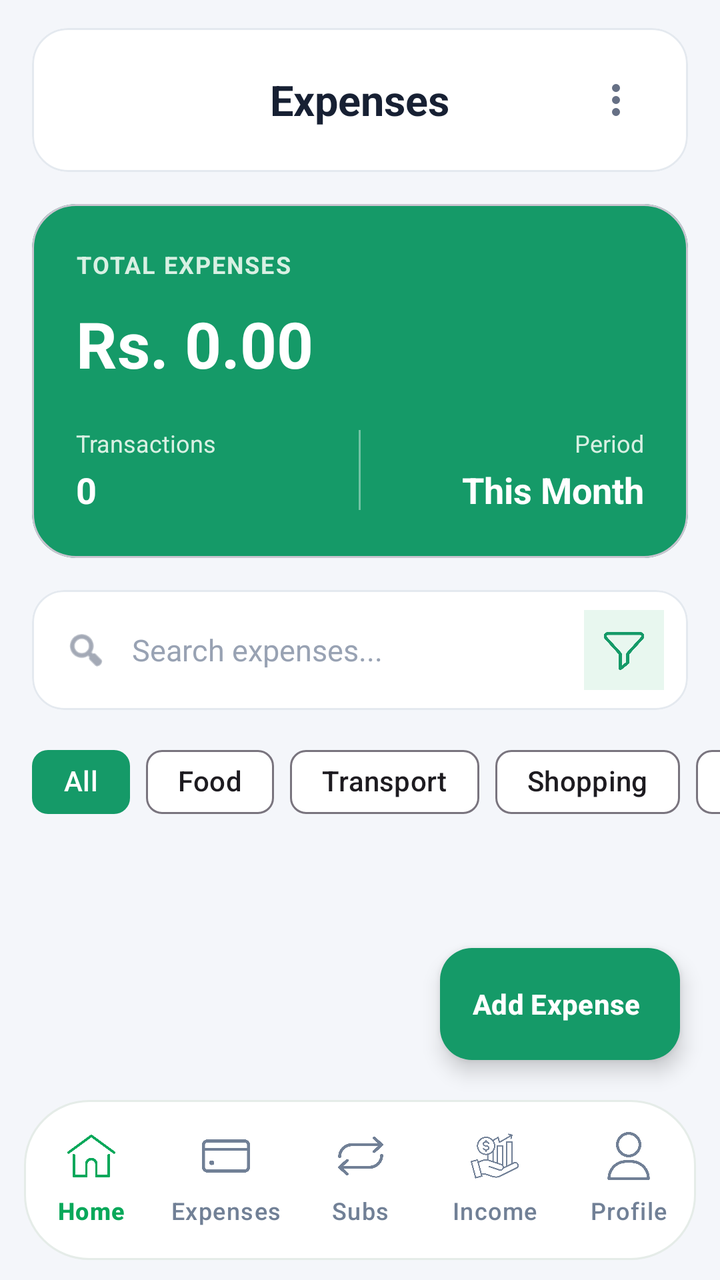
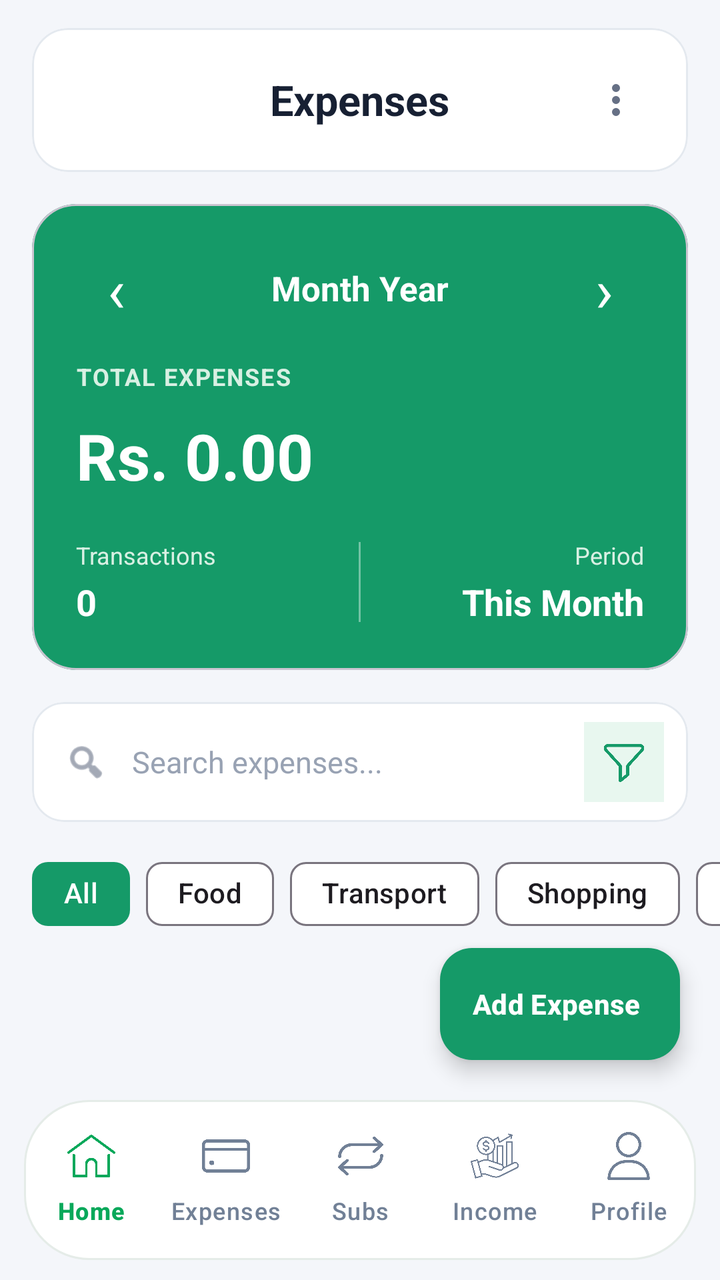

Two renders of the same Android screen: before a commit and after it. Below are the layout's source before the change and the commit's diff.
<!-- AndroidManifest.xml: application theme Theme.AIExpenseManagementApplication -->
<!-- res/layout/activity_expense_list.xml -->
<?xml version="1.0" encoding="utf-8"?>
<androidx.constraintlayout.widget.ConstraintLayout
    xmlns:android="http://schemas.android.com/apk/res/android"
    xmlns:app="http://schemas.android.com/apk/res-auto"
    xmlns:tools="http://schemas.android.com/tools"
    android:layout_width="match_parent"
    android:layout_height="match_parent"
    android:background="#F4F6FA"
    tools:context=".ui.expense.ExpenseListActivity">

    <com.google.android.material.card.MaterialCardView
        android:id="@+id/topBar"
        android:layout_width="0dp"
        android:layout_height="72dp"
        android:layout_marginStart="16dp"
        android:layout_marginTop="14dp"
        android:layout_marginEnd="16dp"
        app:cardBackgroundColor="#FFFFFF"
        app:cardCornerRadius="18dp"
        app:cardElevation="0dp"
        app:strokeColor="#E4E9EF"
        app:strokeWidth="1dp"
        app:layout_constraintTop_toTopOf="parent"
        app:layout_constraintStart_toStartOf="parent"
        app:layout_constraintEnd_toEndOf="parent">

        <RelativeLayout
            android:layout_width="match_parent"
            android:layout_height="match_parent"
            android:paddingStart="16dp"
            android:paddingEnd="16dp">

            <TextView
                android:id="@+id/tvTitle"
                android:layout_width="wrap_content"
                android:layout_height="wrap_content"
                android:layout_centerInParent="true"
                android:text="Expenses"
                android:textColor="#172033"
                android:textSize="21sp"
                android:textStyle="bold" />

            <ImageButton
                android:id="@+id/btnMore"
                android:layout_width="40dp"
                android:layout_height="40dp"
                android:layout_alignParentEnd="true"
                android:layout_centerVertical="true"
                android:background="@android:color/transparent"
                android:contentDescription="Menu"
                android:src="@drawable/ic_more_vert"
                android:tint="#667085" />
        </RelativeLayout>
    </com.google.android.material.card.MaterialCardView>

    <com.google.android.material.card.MaterialCardView
        android:id="@+id/cardSummary"
        android:layout_width="0dp"
        android:layout_height="wrap_content"
        android:layout_marginStart="16dp"
        android:layout_marginTop="16dp"
        android:layout_marginEnd="16dp"
        app:cardBackgroundColor="#159A68"
        app:cardCornerRadius="22dp"
        app:cardElevation="0dp"
        app:layout_constraintTop_toBottomOf="@id/topBar"
        app:layout_constraintStart_toStartOf="parent"
        app:layout_constraintEnd_toEndOf="parent">

        <LinearLayout
            android:layout_width="match_parent"
            android:layout_height="wrap_content"
            android:orientation="vertical"
            android:padding="22dp">

            <TextView
                android:layout_width="wrap_content"
                android:layout_height="wrap_content"
                android:text="TOTAL EXPENSES"
                android:textColor="#D8F0E3"
                android:textSize="12sp"
                android:textStyle="bold"
                android:letterSpacing="0.06" />

            <TextView
                android:id="@+id/tvTotalExpense"
                android:layout_width="wrap_content"
                android:layout_height="wrap_content"
                android:layout_marginTop="10dp"
                android:text="Rs. 0.00"
                android:textColor="#FFFFFF"
                android:textSize="32sp"
                android:textStyle="bold" />

            <LinearLayout
                android:layout_width="match_parent"
                android:layout_height="wrap_content"
                android:layout_marginTop="20dp"
                android:gravity="center_vertical"
                android:orientation="horizontal">

                <LinearLayout
                    android:layout_width="0dp"
                    android:layout_height="wrap_content"
                    android:layout_weight="1"
                    android:orientation="vertical">

                    <TextView
                        android:layout_width="wrap_content"
                        android:layout_height="wrap_content"
                        android:text="Transactions"
                        android:textColor="#D8F0E3"
                        android:textSize="12sp" />

                    <TextView
                        android:id="@+id/tvExpenseCount"
                        android:layout_width="wrap_content"
                        android:layout_height="wrap_content"
                        android:layout_marginTop="3dp"
                        android:text="0"
                        android:textColor="#FFFFFF"
                        android:textSize="18sp"
                        android:textStyle="bold" />
                </LinearLayout>

                <View
                    android:layout_width="1dp"
                    android:layout_height="40dp"
                    android:background="#66FFFFFF" />

                <LinearLayout
                    android:layout_width="0dp"
                    android:layout_height="wrap_content"
                    android:layout_weight="1"
                    android:gravity="end"
                    android:orientation="vertical">

                    <TextView
                        android:layout_width="wrap_content"
                        android:layout_height="wrap_content"
                        android:text="Period"
                        android:textColor="#D8F0E3"
                        android:textSize="12sp" />

                    <TextView
                        android:id="@+id/tvPeriod"
                        android:layout_width="wrap_content"
                        android:layout_height="wrap_content"
                        android:layout_marginTop="3dp"
                        android:text="This Month"
                        android:textColor="#FFFFFF"
                        android:textSize="18sp"
                        android:textStyle="bold" />
                </LinearLayout>
            </LinearLayout>
        </LinearLayout>
    </com.google.android.material.card.MaterialCardView>

    <com.google.android.material.card.MaterialCardView
        android:id="@+id/searchCard"
        android:layout_width="0dp"
        android:layout_height="60dp"
        android:layout_marginStart="16dp"
        android:layout_marginTop="16dp"
        android:layout_marginEnd="16dp"
        app:cardBackgroundColor="#FFFFFF"
        app:cardCornerRadius="16dp"
        app:cardElevation="0dp"
        app:strokeColor="#E4E9EF"
        app:strokeWidth="1dp"
        app:layout_constraintTop_toBottomOf="@id/cardSummary"
        app:layout_constraintStart_toStartOf="parent"
        app:layout_constraintEnd_toEndOf="parent">

        <LinearLayout
            android:layout_width="match_parent"
            android:layout_height="match_parent"
            android:gravity="center_vertical"
            android:orientation="horizontal"
            android:paddingStart="16dp"
            android:paddingEnd="12dp">

            <ImageView
                android:layout_width="22dp"
                android:layout_height="22dp"
                android:contentDescription="Search"
                android:src="@android:drawable/ic_menu_search"
                app:tint="#667085" />

            <EditText
                android:id="@+id/etSearch"
                android:layout_width="0dp"
                android:layout_height="wrap_content"
                android:layout_weight="1"
                android:layout_marginStart="12dp"
                android:background="@android:color/transparent"
                android:hint="Search expenses..."
                android:imeOptions="actionSearch"
                android:inputType="text"
                android:maxLines="1"
                android:padding="0dp"
                android:textColor="#172033"
                android:textColorHint="#98A2B3"
                android:textSize="15sp" />

            <ImageButton
                android:id="@+id/btnFilter"
                android:layout_width="40dp"
                android:layout_height="40dp"
                android:layout_marginStart="8dp"
                android:background="#E8F7EF"
                android:contentDescription="Filter"
                android:visibility="visible"
                android:padding="8dp"
                android:scaleType="fitCenter"
                android:src="@drawable/filter"
                android:tint="#159A68" />
        </LinearLayout>
    </com.google.android.material.card.MaterialCardView>

    <HorizontalScrollView
        android:id="@+id/filterScroll"
        android:layout_width="0dp"
        android:layout_height="wrap_content"
        android:layout_marginTop="12dp"
        android:scrollbars="none"
        app:layout_constraintTop_toBottomOf="@id/searchCard"
        app:layout_constraintStart_toStartOf="parent"
        app:layout_constraintEnd_toEndOf="parent">

        <com.google.android.material.chip.ChipGroup
            android:id="@+id/chipGroupFilters"
            android:layout_width="wrap_content"
            android:layout_height="wrap_content"
            android:paddingStart="16dp"
            android:paddingEnd="16dp"
            app:singleSelection="true"
            app:chipSpacingHorizontal="8dp">

            <com.google.android.material.chip.Chip
                android:id="@+id/chipAll"
                style="@style/Widget.Material3.Chip.Assist"
                android:layout_width="wrap_content"
                android:layout_height="wrap_content"
                android:text="All"
                android:checked="true"
                android:checkable="true"
                app:chipBackgroundColor="#159A68"
                app:checkedIconVisible="false"
                android:textColor="#FFFFFF" />

            <com.google.android.material.chip.Chip
                android:id="@+id/chipFood"
                style="@style/Widget.Material3.Chip.Assist"
                android:layout_width="wrap_content"
                android:layout_height="wrap_content"
                android:text="Food"
                android:checkable="true"
                app:chipBackgroundColor="#FFFFFF"
                app:strokeColor="#E4E9EF"
                app:strokeWidth="1dp" />

            <com.google.android.material.chip.Chip
                android:id="@+id/chipTransport"
                style="@style/Widget.Material3.Chip.Assist"
                android:layout_width="wrap_content"
                android:layout_height="wrap_content"
                android:text="Transport"
                android:checkable="true"
                app:chipBackgroundColor="#FFFFFF"
                app:strokeColor="#E4E9EF"
                app:strokeWidth="1dp" />

            <com.google.android.material.chip.Chip
                android:id="@+id/chipShopping"
                style="@style/Widget.Material3.Chip.Assist"
                android:layout_width="wrap_content"
                android:layout_height="wrap_content"
                android:text="Shopping"
                android:checkable="true"
                app:chipBackgroundColor="#FFFFFF"
                app:strokeColor="#E4E9EF"
                app:strokeWidth="1dp" />

            <com.google.android.material.chip.Chip
                android:id="@+id/chipBills"
                style="@style/Widget.Material3.Chip.Assist"
                android:layout_width="wrap_content"
                android:layout_height="wrap_content"
                android:text="Bills"
                android:checkable="true"
                app:chipBackgroundColor="#FFFFFF"
                app:strokeColor="#E4E9EF"
                app:strokeWidth="1dp" />
        </com.google.android.material.chip.ChipGroup>
    </HorizontalScrollView>

    <androidx.core.widget.NestedScrollView
        android:id="@+id/scrollView"
        android:layout_width="0dp"
        android:layout_height="0dp"
        android:fillViewport="true"
        android:clipToPadding="false"
        android:paddingBottom="120dp"
        app:layout_constraintTop_toBottomOf="@id/filterScroll"
        app:layout_constraintBottom_toTopOf="@id/bottomNavigation"
        app:layout_constraintStart_toStartOf="parent"
        app:layout_constraintEnd_toEndOf="parent">

        <FrameLayout
            android:layout_width="match_parent"
            android:layout_height="wrap_content">

            <androidx.recyclerview.widget.RecyclerView
                android:id="@+id/rvExpenses"
                android:layout_width="match_parent"
                android:layout_height="wrap_content"
                android:nestedScrollingEnabled="false"
                android:clipToPadding="false"
                android:paddingStart="16dp"
                android:paddingEnd="16dp"
                android:paddingBottom="100dp" />

            <LinearLayout
                android:id="@+id/layoutEmpty"
                android:layout_width="match_parent"
                android:layout_height="300dp"
                android:gravity="center"
                android:orientation="vertical"
                android:paddingStart="24dp"
                android:paddingEnd="24dp"
                android:visibility="gone">

                <ImageView
                    android:layout_width="112dp"
                    android:layout_height="112dp"
                    android:contentDescription="No expenses"
                    android:src="@drawable/expense" />

                <TextView
                    android:layout_width="wrap_content"
                    android:layout_height="wrap_content"
                    android:layout_marginTop="18dp"
                    android:text="No Expenses Yet"
                    android:textColor="#172033"
                    android:textSize="21sp"
                    android:textStyle="bold" />

                <TextView
                    android:layout_width="wrap_content"
                    android:layout_height="wrap_content"
                    android:layout_marginTop="8dp"
                    android:gravity="center"
                    android:text="Tap the + button to add your first expense."
                    android:textColor="#667085"
                    android:textSize="14sp" />
            </LinearLayout>
        </FrameLayout>
    </androidx.core.widget.NestedScrollView>

    <com.google.android.material.floatingactionbutton.ExtendedFloatingActionButton
        android:id="@+id/fabAddExpense"
        android:layout_width="wrap_content"
        android:layout_height="wrap_content"
        android:layout_margin="20dp"
        android:text="Add Expense"
        android:textAllCaps="false"
        android:textStyle="bold"
        android:icon="@drawable/ic_add"
        android:textColor="#FFFFFF"
        app:backgroundTint="#159A68"
        app:iconTint="#FFFFFF"
        app:elevation="6dp"
        app:layout_constraintBottom_toTopOf="@id/bottomNavigation"
        app:layout_constraintEnd_toEndOf="parent" />

    <com.google.android.material.bottomnavigation.BottomNavigationView
        android:id="@+id/bottomNavigation"
        android:layout_width="0dp"
        android:layout_height="80dp"
        android:layout_marginStart="12dp"
        android:layout_marginEnd="12dp"
        android:layout_marginBottom="10dp"
        android:background="@drawable/bg_bottom_nav"
        android:elevation="12dp"
        android:paddingTop="4dp"
        android:paddingBottom="4dp"
        app:menu="@menu/bottom_menu"
        app:labelVisibilityMode="labeled"
        app:itemHorizontalTranslationEnabled="false"
        app:itemIconTint="@color/nav_item_colors"
        app:itemTextColor="@color/nav_item_colors"
        app:layout_constraintStart_toStartOf="parent"
        app:layout_constraintEnd_toEndOf="parent"
        app:layout_constraintBottom_toBottomOf="parent" />
</androidx.constraintlayout.widget.ConstraintLayout>
<!-- resources referenced by this layout -->
<resources>
  <!-- drawable bg_bottom_nav (drawable) -->
  <?xml version="1.0" encoding="utf-8"?>
  <shape xmlns:android="http://schemas.android.com/apk/res/android">
  
      <solid android:color="#FFFFFF" />
  
      <corners android:radius="32dp" />
  
      <stroke
          android:width="1dp"
          android:color="#E5ECE8" />
  
  </shape>
  <!-- drawable expense: png bitmap (drawable, 5039 bytes) -->
  <!-- drawable filter: png bitmap (drawable, 7864 bytes) -->
  <!-- drawable ic_add (drawable) -->
  <?xml version="1.0" encoding="utf-8"?>
  <vector xmlns:android="http://schemas.android.com/apk/res/android"
      android:width="24dp"
      android:height="24dp"
      android:viewportWidth="24"
      android:viewportHeight="24">
  
      <path
          android:fillColor="#FFFFFFFF"
          android:pathData="M19,13h-6v6h-2v-6H5v-2h6V5h2v6h6z" />
  </vector>
  <!-- drawable ic_more_vert (drawable) -->
  <vector xmlns:android="http://schemas.android.com/apk/res/android"
      android:width="24dp"
      android:height="24dp"
      android:viewportWidth="24"
      android:viewportHeight="24">
  
      <path
          android:fillColor="#000000"
          android:pathData="M12,8a2,2 0,1 0,0 -4a2,2 0,1 0,0 4zM12,14a2,2 0,1 0,0 -4a2,2 0,1 0,0 4zM12,20a2,2 0,1 0,0 -4a2,2 0,1 0,0 4z"/>
  </vector>
  <style name="Theme.AIExpenseManagementApplication" parent="Base.Theme.AIExpenseManagementApplication" />
  <style name="Base.Theme.AIExpenseManagementApplication" parent="Theme.Material3.DayNight.NoActionBar">
  
          <item name="colorPrimary">#C7C7CC</item>
          <item name="colorOnPrimary">#FFFFFF</item>
  
          
          <item name="android:statusBarColor">#FFFFFF</item>
  
          
          <item name="android:windowLightStatusBar">true</item>
  
          <item name="colorSecondaryContainer">@color/nav_selected_background</item>
  
      </style>
  <color name="nav_selected_background">#DCFCE7</color>
</resources>

<!-- the commit's change to res/layout/activity_expense_list.xml (unified diff, before → after) -->
@@ -72,6 +72,49 @@
             android:layout_height="wrap_content"
             android:orientation="vertical"
             android:padding="22dp">
+
+            
+            <LinearLayout
+                android:layout_width="match_parent"
+                android:layout_height="wrap_content"
+                android:layout_marginBottom="16dp"
+                android:orientation="horizontal"
+                android:gravity="center_vertical">
+
+                <TextView
+                    android:id="@+id/btnPreviousMonth"
+                    android:layout_width="40dp"
+                    android:layout_height="40dp"
+                    android:gravity="center"
+                    android:text="‹"
+                    android:textSize="30sp"
+                    android:textColor="#FFFFFF"
+                    android:clickable="true"
+                    android:focusable="true" />
+
+                <TextView
+                    android:id="@+id/tvMonthLabel"
+                    android:layout_width="0dp"
+                    android:layout_height="wrap_content"
+                    android:layout_weight="1"
+                    android:text="Month Year"
+                    android:textSize="17sp"
+                    android:textStyle="bold"
+                    android:textColor="#FFFFFF"
+                    android:gravity="center" />
+
+                <TextView
+                    android:id="@+id/btnNextMonth"
+                    android:layout_width="40dp"
+                    android:layout_height="40dp"
+                    android:gravity="center"
+                    android:text="›"
+                    android:textSize="30sp"
+                    android:textColor="#FFFFFF"
+                    android:clickable="true"
+                    android:focusable="true" />
+
+            </LinearLayout>
 
             <TextView
                 android:layout_width="wrap_content"
